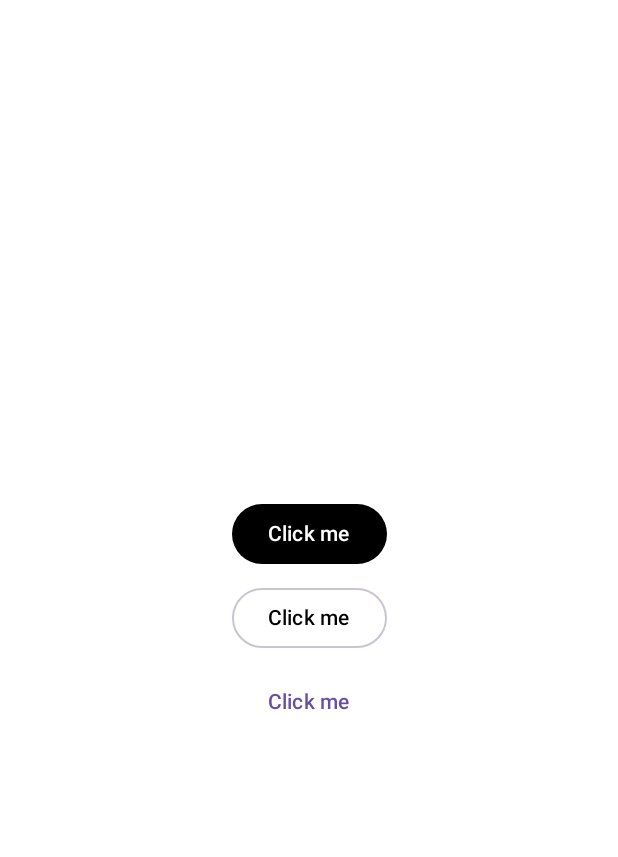
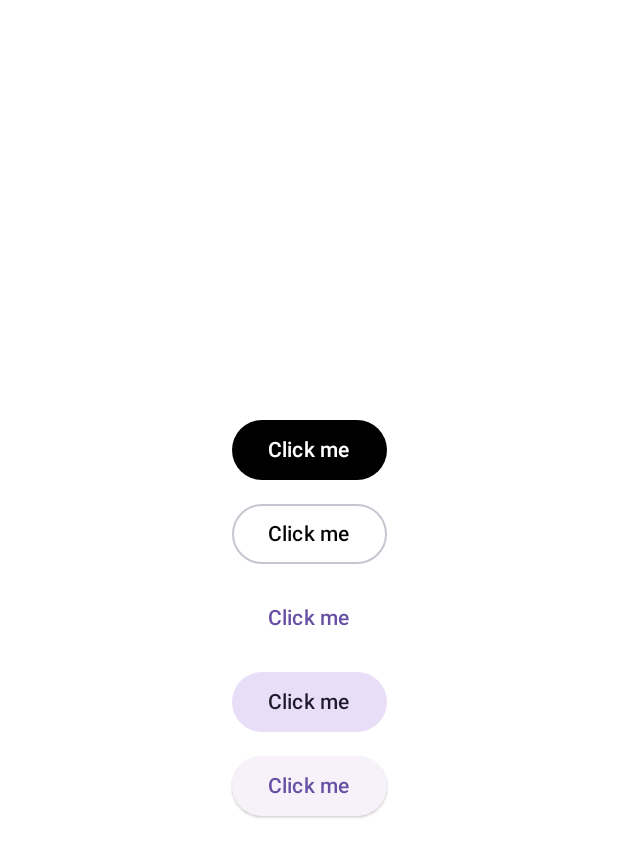
Before and after one commit to NIMP3/JetpackComposeTest, an Android app built with Jetpack Compose: the @Preview function DefaultButtonPreview, on a phone screen of 412 x 824 dp. Shown: the top 857 px of the screen. Run offline under Robolectric (Android 15) with nearby library versions, the phone set to English and light mode, and no system bars.

Commit message:
[BUILD] (Components): Implemented components {Button [FilledTonalButton - ElevatedButton] - Floating Action Button [(Small - Large - Extended) FloatingActionButton]}

```diff
--- a/app/src/main/java/dev/yovany/jcudemy/ui/components/CustomButtonView.kt
+++ b/app/src/main/java/dev/yovany/jcudemy/ui/components/CustomButtonView.kt
@@ -6,6 +6,8 @@ import androidx.compose.foundation.layout.fillMaxSize
 import androidx.compose.foundation.layout.padding
 import androidx.compose.material3.Button
 import androidx.compose.material3.ButtonDefaults
+import androidx.compose.material3.ElevatedButton
+import androidx.compose.material3.FilledTonalButton
 import androidx.compose.material3.OutlinedButton
 import androidx.compose.material3.Text
 import androidx.compose.material3.TextButton
@@ -25,6 +27,8 @@ fun CustomButtonView() {
     var enabled by rememberSaveable { mutableStateOf(true) }
     var enabledOutlineButton by rememberSaveable { mutableStateOf(true) }
     var enabledTextButton by rememberSaveable { mutableStateOf(true) }
+    var enabledFilledTonalButton by rememberSaveable { mutableStateOf(true) }
+    var enabledElevatedButton by rememberSaveable { mutableStateOf(true) }
 
     Column(
         Modifier
@@ -59,6 +63,18 @@ fun CustomButtonView() {
         TextButton(onClick = { enabledTextButton = !enabledTextButton }, enabled = enabledTextButton) {
             Text(text = "Click me")
         }
+
+        FilledTonalButton(
+            onClick = { enabledFilledTonalButton = !enabledFilledTonalButton},
+            enabled = enabledFilledTonalButton) {
+            Text(text = "Click me")
+        }
+
+        ElevatedButton(
+            onClick = { enabledElevatedButton = !enabledElevatedButton },
+            enabled = enabledElevatedButton) {
+            Text(text = "Click me")
+        }
     }
 }
 
```
Also changed, not shown: app/src/main/java/dev/yovany/jcudemy/ui/components/FloatingActionButtonView.kt (added, +76 -0 lines).
